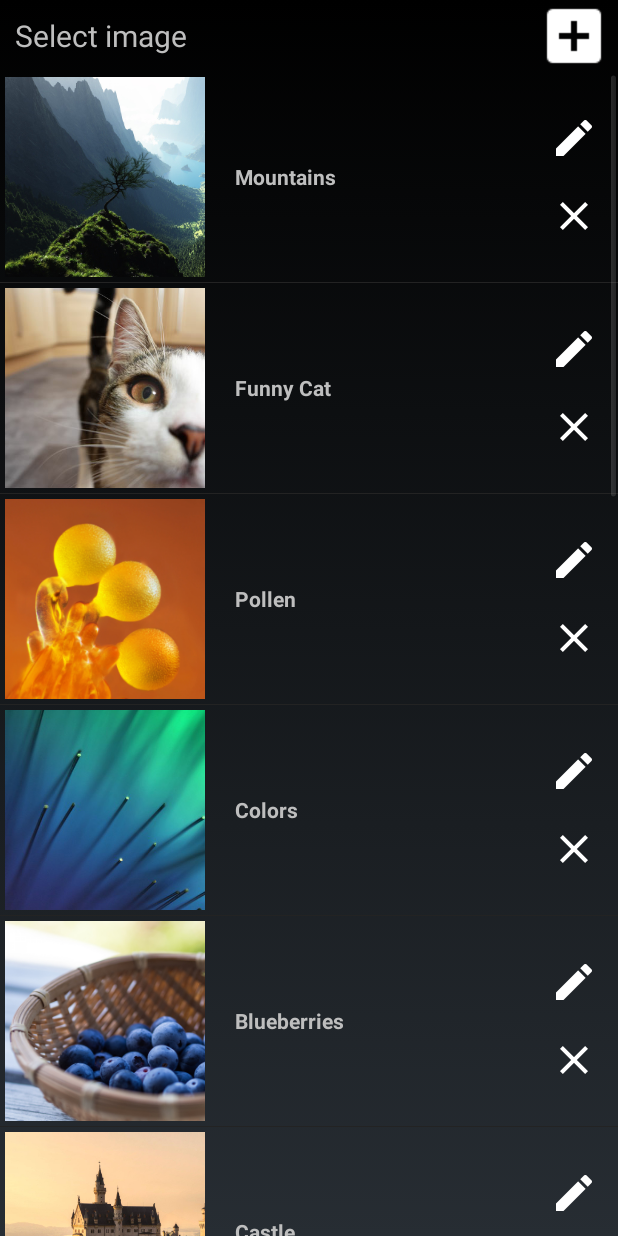
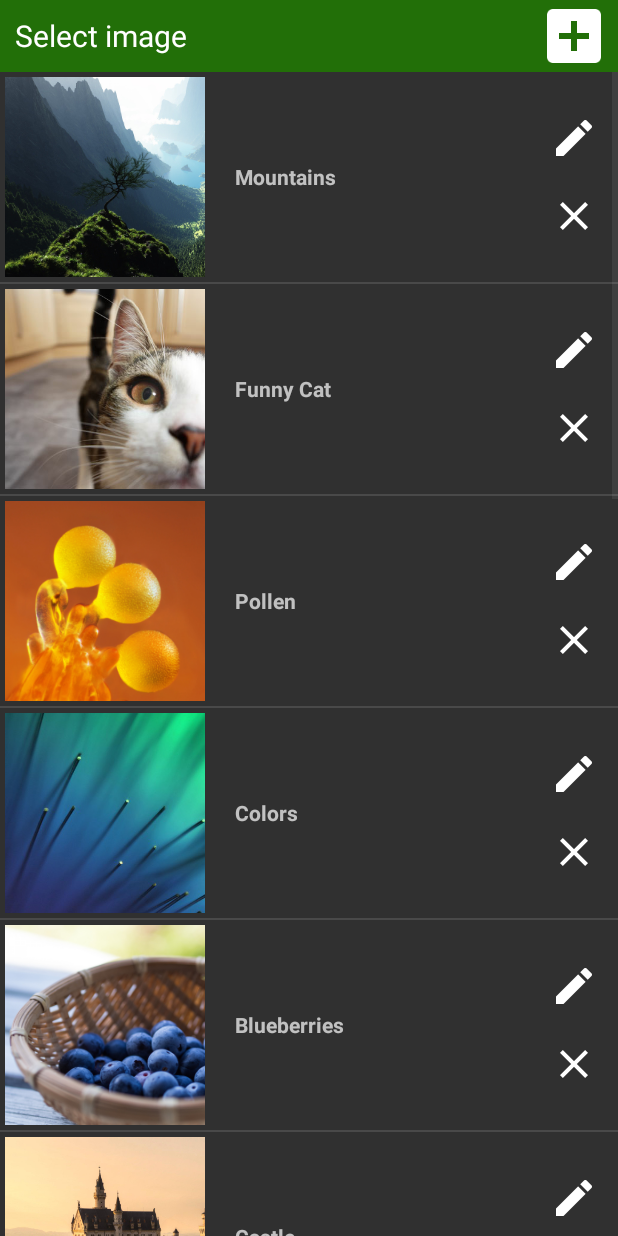
Before and after one commit to Raenar4k/Simple15, an Android app: the ListActivity screen opened directly, with no data from a screen before it, on a phone screen of 412 x 824 dp. Run offline under Robolectric (Android 15) with nearby library versions, the phone set to English and light mode, and no system bars; our stand-ins replace Picasso; pictures from the network do not load.

Commit message:
ListActivity now has material theme

```diff
--- a/app/src/main/AndroidManifest.xml
+++ b/app/src/main/AndroidManifest.xml
@@ -34,7 +34,7 @@
         </activity>
         <activity android:label="@string/app_name"
                   android:name=".activity.ListActivity"
-                  android:theme="@android:style/Theme.NoTitleBar.Fullscreen"
+                  android:theme="@style/MatTheme"
                 />
         <activity android:label="@string/app_name"
                   android:name=".activity.SlideActivity"
--- a/app/src/main/java/com/RaenarApps/Game15/activity/ListActivity.java
+++ b/app/src/main/java/com/RaenarApps/Game15/activity/ListActivity.java
@@ -7,6 +7,9 @@ import android.database.Cursor;
 import android.database.sqlite.SQLiteDatabase;
 import android.net.Uri;
 import android.os.Bundle;
+import android.support.v7.app.AppCompatActivity;
+import android.view.Menu;
+import android.view.MenuItem;
 import android.view.View;
 import android.widget.*;
 import com.RaenarApps.Game15.*;
@@ -18,7 +21,7 @@ import com.RaenarApps.Game15.task.TaskAddImage;
 import java.io.*;
 import java.util.ArrayList;
 
-public class ListActivity extends Activity {
+public class ListActivity extends AppCompatActivity {
 
     public static final String DATA_FILE = "imageList.dat";
     private static final String TAG = "SAVING NEW FILE:";
@@ -189,5 +192,4 @@ public class ListActivity extends Activity {
                 break;
         }
     }
-
 }
--- a/app/src/main/res/layout/list_gallery.xml
+++ b/app/src/main/res/layout/list_gallery.xml
@@ -1,30 +1,44 @@
 <?xml version="1.0" encoding="utf-8"?>
 <LinearLayout xmlns:android="http://schemas.android.com/apk/res/android"
-              android:orientation="vertical"
     android:layout_width="fill_parent"
-              android:layout_height="fill_parent">
+    android:layout_height="fill_parent"
+    android:orientation="vertical">
 
     <RelativeLayout
+        android:layout_width="match_parent"
+        android:layout_height="wrap_content"
         android:orientation="horizontal"
-            android:layout_width="match_parent"
-            android:layout_height="wrap_content">
-        <TextView android:layout_width="wrap_content" android:layout_height="wrap_content"
+        android:background="@color/green_main">
+
+        <TextView
+            android:layout_width="wrap_content"
+            android:layout_height="wrap_content"
+            android:layout_alignParentLeft="true"
+            android:layout_alignParentStart="true"
+            android:layout_centerVertical="true"
+            android:layout_marginLeft="10dp"
             android:gravity="center"
             android:text="@string/list_Select_Image"
-                  android:layout_marginLeft="10dp"
-                  android:textSize="20sp" android:layout_centerVertical="true" android:layout_alignParentLeft="true"
-                  android:layout_alignParentStart="true"/>
+            android:textSize="20sp"
+            android:textColor="@android:color/white" />
+
         <ImageButton
+            android:id="@+id/buttonGallery"
             android:layout_width="wrap_content"
             android:layout_height="wrap_content"
-                android:id="@+id/buttonGallery"
-                android:src="@drawable/ic_add_box_white_24dp"
-                android:onClick="openGallery" android:layout_alignParentTop="true"
-                android:layout_alignParentRight="true" android:layout_alignParentEnd="true"
-                android:background="@android:color/transparent" android:layout_marginRight="5dp"/>
+            android:layout_alignParentEnd="true"
+            android:layout_alignParentRight="true"
+            android:layout_alignParentTop="true"
+            android:layout_marginRight="5dp"
+            android:background="@android:color/transparent"
+            android:onClick="openGallery"
+            android:src="@drawable/ic_add_box_white_48dp" />
     </RelativeLayout>
-    <ListView android:layout_width="match_parent" android:layout_height="wrap_content"
+
+    <ListView
         android:id="@+id/lvImages"
+        android:layout_width="match_parent"
+        android:layout_height="wrap_content"
         android:descendantFocusability="beforeDescendants">
 
     </ListView>
--- a/app/src/main/res/values/colors.xml
+++ b/app/src/main/res/values/colors.xml
@@ -1,4 +1,7 @@
 <?xml version="1.0" encoding="utf-8"?>
 <resources>
     <color name="green_main">#f1217306</color>
+    <color name="colorPrimary">#217306</color>
+    <color name="colorPrimaryDark">#1c5206</color>
+    <color name="white">#FFFFFF</color>
 </resources>
--- a/app/src/main/res/values/theme.xml
+++ b/app/src/main/res/values/theme.xml
@@ -14,4 +14,10 @@
         <item name="android:textSize">30sp</item>
     </style>
 
+    <style name="MatTheme" parent="Theme.AppCompat.NoActionBar" >
+        <item name="colorPrimary">@color/colorPrimary</item>
+        <item name="colorPrimaryDark">@color/colorPrimaryDark</item>
+        <item name="android:textColorPrimary">@color/white</item>
+    </style>
+
 </resources>
```
Also changed, not shown: app/src/main/res/drawable-nodpi/ic_add_white_36dp.png (deleted), app/src/main/res/drawable-nodpi/ic_add_white_48dp.png (deleted), app/src/main/res/drawable-nodpi/ic_create_black_48dp.png (deleted), app/src/main/res/drawable-nodpi/ic_delete_white_48dp.png (deleted), app/src/main/res/drawable-xhdpi/ic_add_box_white_48dp.png (added), app/src/main/res/drawable-xxhdpi/ic_add_box_white_48dp.png (added), app/src/main/res/drawable/ic_add_box_white_36dp.png (deleted), app/src/main/res/drawable/ic_add_box_white_48dp.png (renamed from app/src/main/res/drawable-nodpi/ic_add_box_white_48dp.png). Lines whose indentation alone changed are shown as unchanged.
